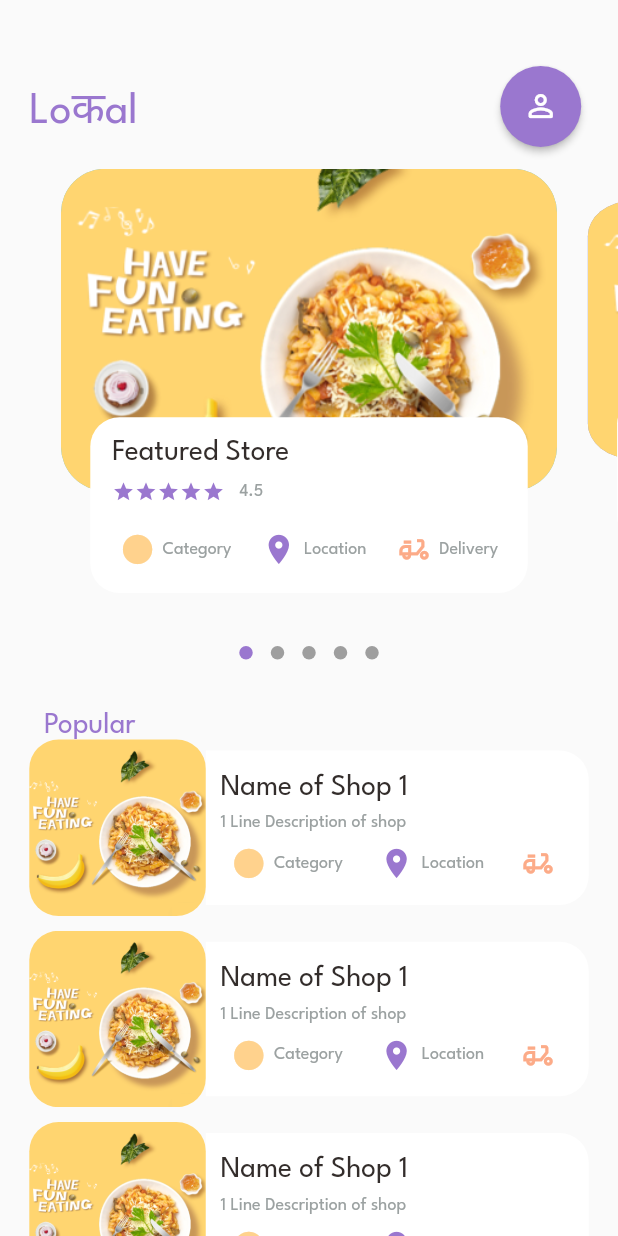
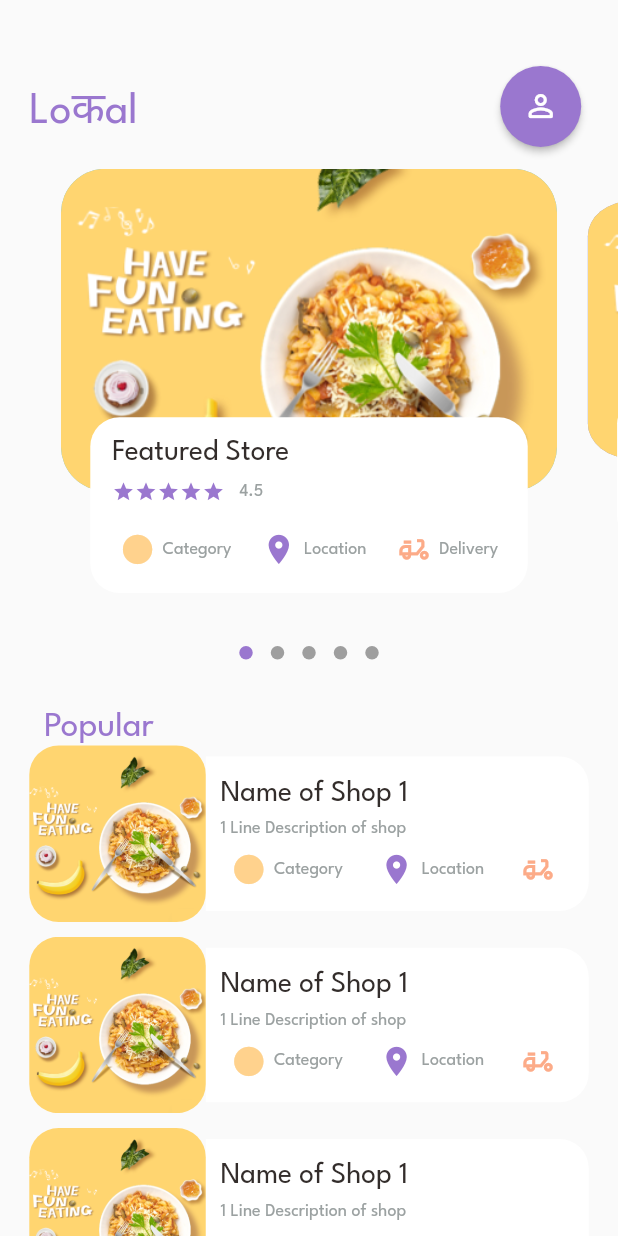
Before and after one commit to KanielPinto/lokal-app, a Flutter app: the screen it shows after launch, on a phone screen of 412 x 824 dp. Run offline on Flutter 3.47's test engine with Material 2 defaults, Android fonts, the phone set to English and light mode, and no system bars; drawn by our look-alikes of dots_indicator; our stand-ins replace get.

Commit message:
font-size edit

```diff
--- a/lokal_app_v1/lib/homepage/home_page_body.dart
+++ b/lokal_app_v1/lib/homepage/home_page_body.dart
@@ -71,7 +71,7 @@ class _HomePageBodyState extends State<HomePageBody> {
             children: [
               HeaderText(
                 text: "Popular",
-                size: Dimensions.font20,
+                size: Dimensions.font20 * 1.2,
                 color: AppColors.mainColor,
               )
             ],
```
